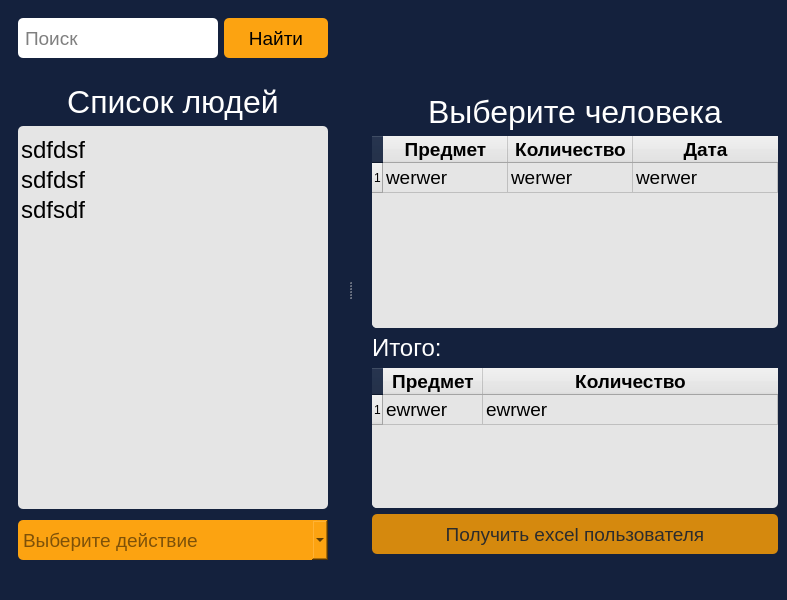
Qt form ui/untitled.ui (DEV-m1k0/pyside6-app) before a commit.
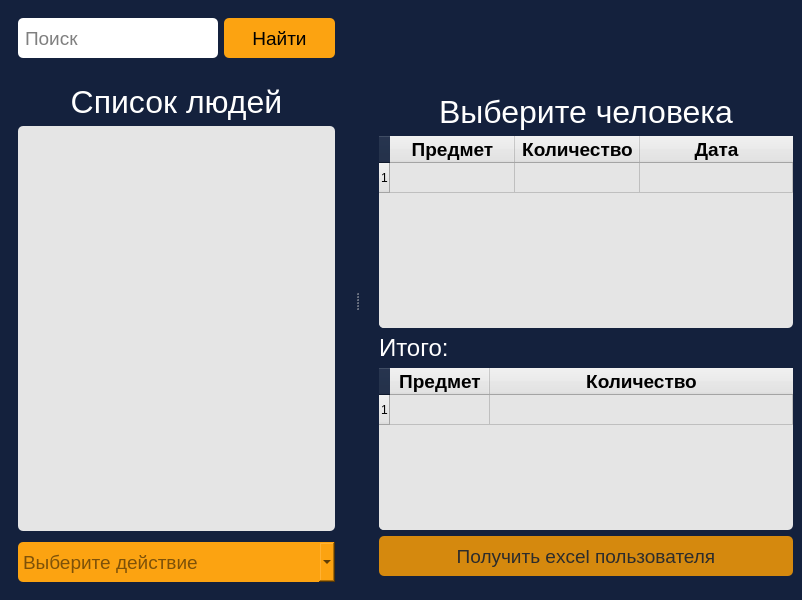
The same form after that commit.

The edit to the form file:
```diff
--- a/ui/untitled.ui
+++ b/ui/untitled.ui
@@ -6,7 +6,7 @@
    <rect>
     <x>0</x>
     <y>0</y>
-    <width>787</width>
+    <width>802</width>
     <height>600</height>
    </rect>
   </property>
@@ -113,21 +113,6 @@
               <property name="itemAlignment">
                <set>Qt::AlignmentFlag::AlignCenter|Qt::AlignmentFlag::AlignHCenter|Qt::AlignmentFlag::AlignLeading|Qt::AlignmentFlag::AlignLeft|Qt::AlignmentFlag::AlignVCenter</set>
               </property>
-              <item>
-               <property name="text">
-                <string>sdfdsf</string>
-               </property>
-              </item>
-              <item>
-               <property name="text">
-                <string>sdfdsf</string>
-               </property>
-              </item>
-              <item>
-               <property name="text">
-                <string>sdfsdf</string>
-               </property>
-              </item>
              </widget>
             </item>
            </layout>
@@ -338,7 +323,8 @@
               </property>
               <property name="styleSheet">
                <string notr="true">background-color: #E5E5E5;
-border-radius: 5px;</string>
+border-radius: 5px;
+color: black;</string>
               </property>
               <attribute name="horizontalHeaderDefaultSectionSize">
                <number>125</number>
@@ -386,21 +372,6 @@
                 </font>
                </property>
               </column>
-              <item row="0" column="0">
-               <property name="text">
-                <string>werwer</string>
-               </property>
-              </item>
-              <item row="0" column="1">
-               <property name="text">
-                <string>werwer</string>
-               </property>
-              </item>
-              <item row="0" column="2">
-               <property name="text">
-                <string>werwer</string>
-               </property>
-              </item>
              </widget>
             </item>
            </layout>
@@ -436,7 +407,8 @@
               </property>
               <property name="styleSheet">
                <string notr="true">background-color: #E5E5E5;
-border-radius: 5px;</string>
+border-radius: 5px;
+color: black;</string>
               </property>
               <property name="sizeAdjustPolicy">
                <enum>QAbstractScrollArea::SizeAdjustPolicy::AdjustToContents</enum>
@@ -478,16 +450,6 @@
                 </font>
                </property>
               </column>
-              <item row="0" column="0">
-               <property name="text">
-                <string>ewrwer</string>
-               </property>
-              </item>
-              <item row="0" column="1">
-               <property name="text">
-                <string>ewrwer</string>
-               </property>
-              </item>
              </widget>
             </item>
            </layout>
@@ -522,7 +484,7 @@
           </property>
           <property name="styleSheet">
            <string notr="true">QPushButton{
-	background-color: rgb(121, 255, 182);
+	background-color: #FCA311;
 	color: black;
 	border-radius: 5px;
 	min-height: 40px;
@@ -557,7 +519,6 @@
     </rect>
    </property>
   </widget>
-  <widget class="QStatusBar" name="statusbar"/>
  </widget>
  <resources/>
  <connections/>
```
Left out of the diff: 4 changed lines with no effect on the pictures.
